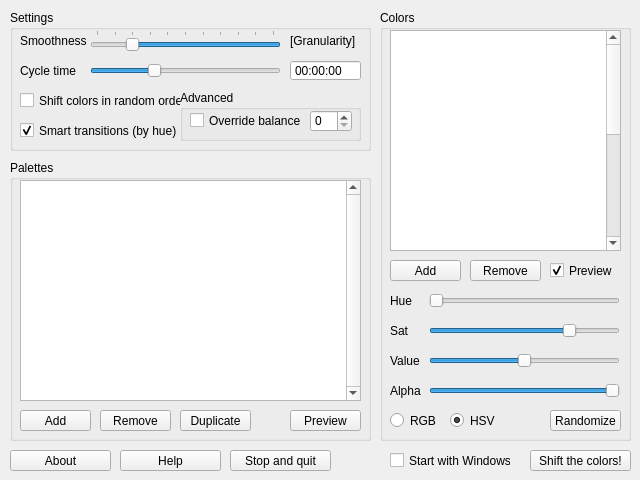
Qt form mainwindow.ui (elfakyn/ColorShifter-qt) before a commit.
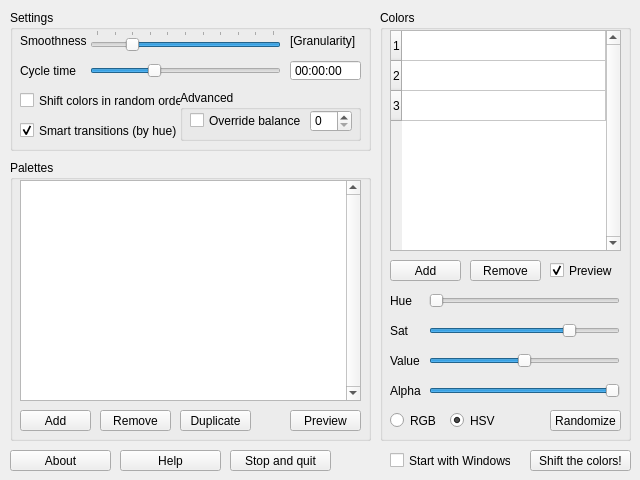
The same form after that commit.

Commit message:
Color table improvements
drag and drop and stuff

```diff
--- a/mainwindow.ui
+++ b/mainwindow.ui
@@ -167,13 +167,16 @@
       <enum>QAbstractItemView::ScrollPerItem</enum>
      </property>
      <property name="showGrid">
+      <bool>true</bool>
+     </property>
+     <property name="wordWrap">
       <bool>false</bool>
      </property>
      <property name="cornerButtonEnabled">
       <bool>false</bool>
      </property>
      <property name="rowCount">
-      <number>15</number>
+      <number>3</number>
      </property>
      <property name="columnCount">
       <number>1</number>
@@ -191,23 +194,11 @@
       <bool>true</bool>
      </attribute>
      <attribute name="verticalHeaderVisible">
-      <bool>false</bool>
+      <bool>true</bool>
      </attribute>
      <row/>
      <row/>
      <row/>
-     <row/>
-     <row/>
-     <row/>
-     <row/>
-     <row/>
-     <row/>
-     <row/>
-     <row/>
-     <row/>
-     <row/>
-     <row/>
-     <row/>
      <column/>
     </widget>
     <widget class="QSlider" name="valueBlueSlider">
```
Left out of the diff: 6 changed lines with no effect on the pictures. The commit also changes 1 other file.
